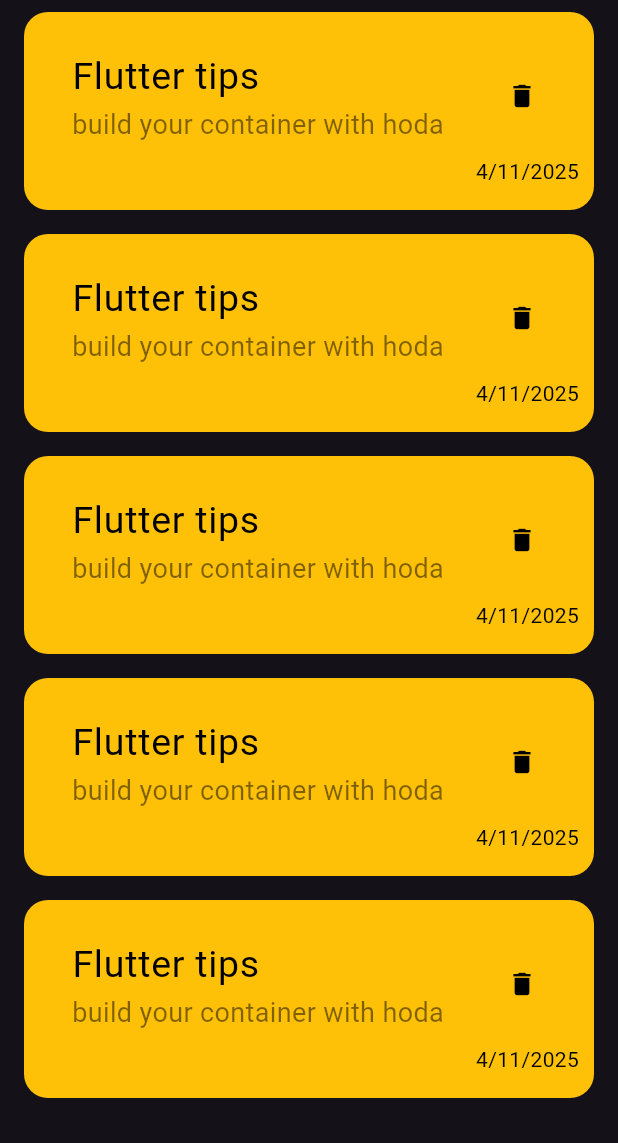
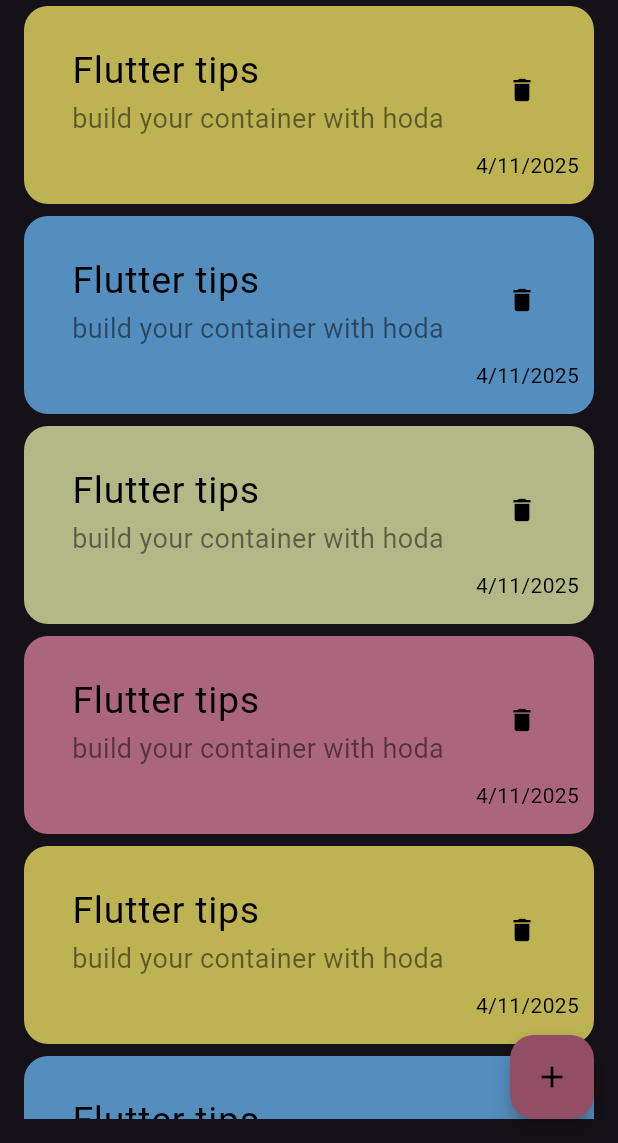
Before and after one commit to Hoda-ramadan/Nodes_app, a Flutter app: the screen it shows after launch, on a phone screen of 412 x 824 dp, the part 93-1236 px from its top. Run offline on Flutter 3.47's test engine with Material 3 defaults, Android fonts, the phone set to English and light mode, and no system bars.

Commit message:
floating action Button

```diff
--- /dev/null
+++ b/lib/views/Nodes_view_body.dart
@@ -0,0 +1,23 @@
+import 'package:flutter/material.dart';
+import 'package:nodes_app/widgets/Custom_Node_item.dart';
+import 'package:nodes_app/widgets/Custom_Note_listview.dart';
+import 'package:nodes_app/widgets/custom_appbar.dart';
+
+class NodesViewBody extends StatelessWidget {
+  const NodesViewBody({super.key});
+
+  @override
+  Widget build(BuildContext context) {
+    return Scaffold(
+      body: Padding(
+        padding: const EdgeInsets.all(16),
+        child: Column(
+          children: [
+            Custom_appbar(),
+            Expanded(child: NodeListview()),
+          ],
+        ),
+      ),
+    );
+  }
+}
--- a/lib/views/home_page.dart
+++ b/lib/views/home_page.dart
@@ -1,7 +1,5 @@
 import 'package:flutter/material.dart';
-import 'package:nodes_app/views/widgets/Custom_Node_item.dart';
-import 'package:nodes_app/views/widgets/Custom_Note_listview.dart';
-import 'package:nodes_app/views/widgets/custom_appbar.dart';
+import 'package:nodes_app/views/Nodes_view_body.dart';
 
 class HomePage extends StatelessWidget {
   const HomePage({super.key});
@@ -9,15 +7,13 @@
   @override
   Widget build(BuildContext context) {
     return Scaffold(
-      body: Padding(
-        padding: const EdgeInsets.all(16),
-        child: Column(
-          children: [
-            Custom_appbar(),
-            Expanded(child: NodeListview()),
-          ],
-        ),
+      floatingActionButton: FloatingActionButton(
+        backgroundColor: const Color.fromARGB(255, 146, 78, 100),
+
+        onPressed: () {},
+        child: Icon(Icons.add, color: Colors.black),
       ),
+      body: NodesViewBody(),
     );
   }
 }
--- a/lib/views/widgets/Custom_Note_listview.dart
+++ /dev/null
@@ -1,18 +0,0 @@
-import 'package:flutter/material.dart';
-import 'package:nodes_app/views/widgets/Custom_Node_item.dart';
-
-class NodeListview extends StatelessWidget {
-  const NodeListview({super.key});
-
-  @override
-  Widget build(BuildContext context) {
-    return ListView.builder(
-      itemBuilder: (context, index) {
-        return Padding(
-          padding: const EdgeInsets.symmetric(vertical: 8),
-          child: CustomNodeItem(),
-        );
-      },
-    );
-  }
-}
--- a/lib/views/widgets/Custom_Node_item.dart
+++ b/lib/widgets/Custom_Node_item.dart
@@ -1,15 +1,15 @@
 import 'package:flutter/material.dart';
 
 class CustomNodeItem extends StatelessWidget {
-  const CustomNodeItem({super.key});
-
+  const CustomNodeItem({super.key, required this.color});
+  final Color color;
   @override
   Widget build(BuildContext context) {
     return Container(
       padding: EdgeInsets.only(top: 16, bottom: 16, left: 16),
       decoration: BoxDecoration(
         borderRadius: BorderRadius.circular(16),
-        color: Colors.amber,
+        color: color,
       ),
       child: Column(
         crossAxisAlignment: CrossAxisAlignment.end,
--- /dev/null
+++ b/lib/widgets/Custom_Note_listview.dart
@@ -0,0 +1,25 @@
+import 'package:flutter/material.dart';
+import 'package:nodes_app/widgets/Custom_Node_item.dart';
+
+class NodeListview extends StatelessWidget {
+  const NodeListview({super.key});
+  final data = const [
+    Color(0xFFBEB352),
+    Color(0xFF548EBE),
+    Color(0xFFB4B887),
+
+    Color(0xFFAB667D),
+  ];
+  @override
+  Widget build(BuildContext context) {
+    return ListView.builder(
+      itemBuilder: (context, index) {
+        final color = data[index % data.length];
+        return Padding(
+          padding: const EdgeInsets.symmetric(vertical: 4),
+          child: CustomNodeItem(color: color),
+        );
+      },
+    );
+  }
+}
--- a/lib/views/widgets/custom_appbar.dart
+++ b/lib/widgets/custom_appbar.dart
@@ -1,5 +1,5 @@
 import 'package:flutter/material.dart';
-import 'package:nodes_app/views/widgets/custom_icon.dart';
+import 'package:nodes_app/widgets/custom_icon.dart';
 
 class Custom_appbar extends StatelessWidget {
   const Custom_appbar({super.key});
```
Also changed, not shown: lib/widgets/custom_icon.dart (renamed from lib/views/widgets/custom_icon.dart).
